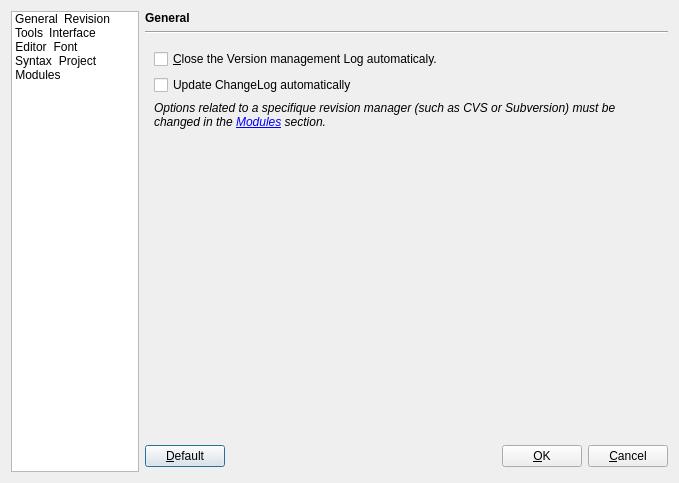
Qt form xinx/ui/custom.ui (phoenix741/xinx) before a commit.
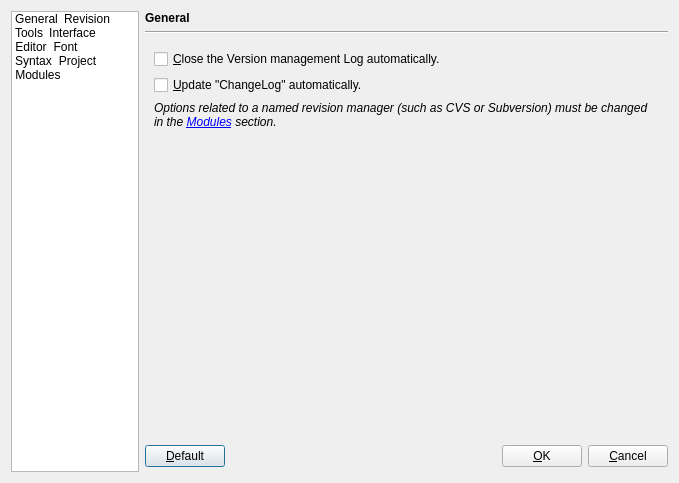
The same form after that commit. The open tabs and pages were chosen to show the change. Icons and pictures are not drawn. Custom widgets are drawn as their Qt base class.

```diff
--- a/xinx/ui/custom.ui
+++ b/xinx/ui/custom.ui
@@ -226,14 +226,14 @@
        <item row="0" column="0" >
         <widget class="QCheckBox" name="m_closeLogCheckBox" >
          <property name="text" >
-          <string>&amp;Close the Version management Log automaticaly.</string>
+          <string>&amp;Close the Version management Log automatically.</string>
          </property>
         </widget>
        </item>
        <item row="1" column="0" >
         <widget class="QCheckBox" name="m_changeLogCheckBox" >
          <property name="text" >
-          <string>Update ChangeLog automatically</string>
+          <string>&amp;Update "ChangeLog" automatically.</string>
          </property>
         </widget>
        </item>
@@ -253,7 +253,7 @@
        <item row="2" column="0" >
         <widget class="QLabel" name="m_labelLink" >
          <property name="text" >
-          <string>&lt;i>Options related to a specifique revision manager (such as CVS or Subversion) must be changed in the &lt;a href="#modules">Modules&lt;/a> section.&lt;/i></string>
+          <string>&lt;i>Options related to a named revision manager (such as CVS or Subversion) must be changed in the &lt;a href="#modules">Modules&lt;/a> section.&lt;/i></string>
          </property>
          <property name="wordWrap" >
           <bool>true</bool>
```
Left out of the diff: 190 changed lines with no effect on the pictures.
